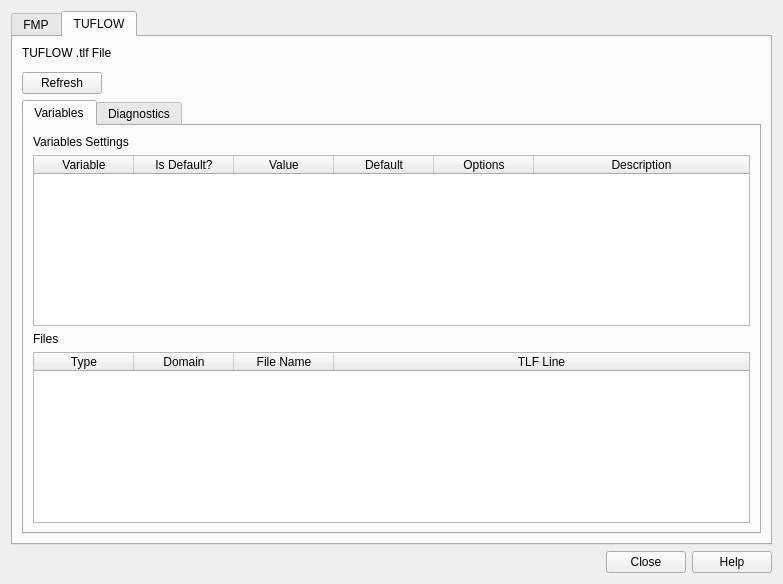
Before: the Qt Designer form mod_check/forms/ui_runvariables_check_dialog.ui in duncan-r/ModCheck, drawn with Qt 5.
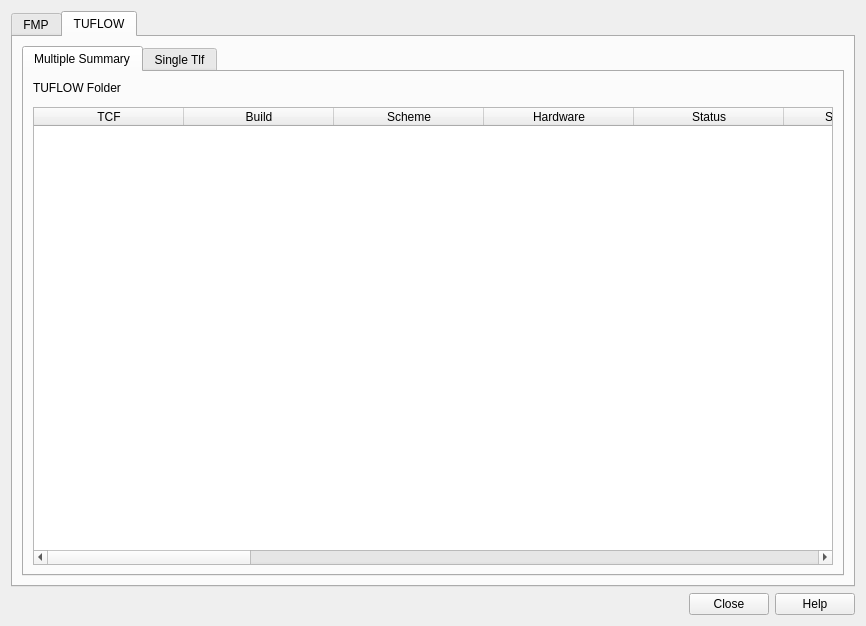
After: the same form once the commit is applied. The open tabs and pages were chosen to show the change. Custom widgets are drawn as their Qt base class.

Commit message:
Add multiple tsf summary to run variables check.
User can select a root folder and the tool will walk all of the
subfolders to find TUFLOW .tsf files.

The contents of the .tsf files are read in and added to a summary
table with key attributes from the simulation.

Right-click context menu allows the user to view more detail
by loading the associated .tlf file (referenced in the .tsf) and
load that in the variables / diagnostics tabs. The .tlf is
assumed to be in the same folder as the .tsf file (I think this
should always be the case?).

```diff
--- a/mod_check/forms/ui_runvariables_check_dialog.ui
+++ b/mod_check/forms/ui_runvariables_check_dialog.ui
@@ -6,8 +6,8 @@
    <rect>
     <x>0</x>
     <y>0</y>
-    <width>783</width>
-    <height>584</height>
+    <width>866</width>
+    <height>626</height>
    </rect>
   </property>
   <property name="windowTitle">
@@ -395,6 +395,138 @@
       <attribute name="title">
        <string>TUFLOW</string>
       </attribute>
+      <layout class="QVBoxLayout" name="verticalLayout_9">
+       <item>
+        <widget class="QTabWidget" name="tuflowMainTabWidget">
+         <property name="currentIndex">
+          <number>0</number>
+         </property>
+         <widget class="QWidget" name="multipleTlfTab">
+          <attribute name="title">
+           <string>Multiple Summary</string>
+          </attribute>
+          <layout class="QVBoxLayout" name="verticalLayout_10">
+           <item>
+            <widget class="QLabel" name="label_13">
+             <property name="text">
+              <string>TUFLOW Folder</string>
+             </property>
+            </widget>
+           </item>
+           <item>
+            <widget class="QgsFileWidget" name="tuflowFolderFileWidget"/>
+           </item>
+           <item>
+            <widget class="QTableWidget" name="tuflowMultipleSummaryTable">
+             <attribute name="horizontalHeaderDefaultSectionSize">
+              <number>150</number>
+             </attribute>
+             <attribute name="horizontalHeaderStretchLastSection">
+              <bool>true</bool>
+             </attribute>
+             <column>
+              <property name="text">
+               <string>TCF</string>
+              </property>
+             </column>
+             <column>
+              <property name="text">
+               <string>Build</string>
+              </property>
+             </column>
+             <column>
+              <property name="text">
+               <string>Scheme</string>
+              </property>
+             </column>
+             <column>
+              <property name="text">
+               <string>Hardware</string>
+              </property>
+             </column>
+             <column>
+              <property name="text">
+               <string>Status</string>
+              </property>
+             </column>
+             <column>
+              <property name="text">
+               <string>Sim Time (h)</string>
+              </property>
+             </column>
+             <column>
+              <property name="text">
+               <string>Start Time (h)</string>
+              </property>
+             </column>
+             <column>
+              <property name="text">
+               <string>End time (h)</string>
+              </property>
+             </column>
+             <column>
+              <property name="text">
+               <string>% Complete</string>
+              </property>
+             </column>
+             <column>
+              <property name="text">
+               <string>Run Time</string>
+              </property>
+             </column>
+             <column>
+              <property name="text">
+               <string>2D Negative Depths</string>
+              </property>
+             </column>
+             <column>
+              <property name="text">
+               <string>Warnings</string>
+              </property>
+             </column>
+             <column>
+              <property name="text">
+               <string>Checks</string>
+              </property>
+             </column>
+             <column>
+              <property name="text">
+               <string>Volume Error (%)</string>
+              </property>
+             </column>
+             <column>
+              <property name="text">
+               <string>CME (%)</string>
+              </property>
+             </column>
+             <column>
+              <property name="text">
+               <string>No. of Domains</string>
+              </property>
+             </column>
+             <column>
+              <property name="text">
+               <string>2D Cell Sizes</string>
+              </property>
+             </column>
+             <column>
+              <property name="text">
+               <string>2D Timestep</string>
+              </property>
+             </column>
+             <column>
+              <property name="text">
+               <string>TLF Path</string>
+              </property>
+             </column>
+            </widget>
+           </item>
+          </layout>
+         </widget>
+         <widget class="QWidget" name="singleTlfCheck">
+          <attribute name="title">
+           <string>Single Tlf</string>
+          </attribute>
       <layout class="QVBoxLayout" name="verticalLayout_5">
        <item>
         <widget class="QLabel" name="label_2">
@@ -614,6 +746,19 @@
      </widget>
     </widget>
    </item>
+      </layout>
+     </widget>
+    </widget>
+   </item>
+   <item>
+    <layout class="QHBoxLayout" name="horizontalLayout_5">
+     <item>
+      <widget class="QLabel" name="statusLabel">
+       <property name="text">
+        <string/>
+       </property>
+      </widget>
+     </item>
    <item>
     <widget class="QDialogButtonBox" name="buttonBox">
      <property name="orientation">
@@ -623,6 +768,8 @@
       <set>QDialogButtonBox::Close|QDialogButtonBox::Help</set>
      </property>
     </widget>
+     </item>
+    </layout>
    </item>
   </layout>
  </widget>
```
Left out of the diff: 2 changed lines with no effect on the pictures. Lines whose indentation alone changed are shown as unchanged. The commit also changes 9 other files.
